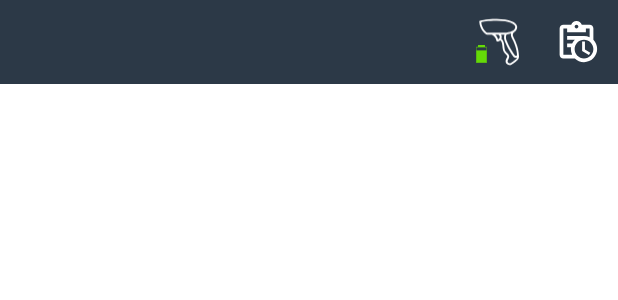
After one commit to jcharly11/rfid-raw-material, an Android app: the layout menu_raead_fragment.xml on its own in the app's theme, with its tools: preview values and no code run, on a phone screen of 412 x 824 dp. The commit adds this screen. Shown: the top 300 px of the screen. Run offline under Robolectric (Android 15) with nearby library versions, the light colour scheme and no system bars.

Commit message:
refactoring all application

```diff
--- a/app/src/main/AndroidManifest.xml
+++ b/app/src/main/AndroidManifest.xml
@@ -36,9 +36,6 @@
         android:supportsRtl="true"
         android:theme="@style/Theme.Rfid_raw_material"
         tools:targetApi="31">
-        <activity
-            android:name=".ReadActivity"
-            android:exported="false" />
 
         <meta-data
             android:name="io.sentry.dsn"
@@ -85,6 +82,12 @@
             android:exported="true"
             android:theme="@style/Theme.Rfid_raw_material.NoActionBar"
             ></activity>
+
+        <activity
+            android:name=".ReadActivity"
+            android:exported="true"
+            android:theme="@style/Theme.Rfid_raw_material.NoActionBar"/>
+
     </application>
 
 </manifest>
--- a/app/src/main/java/com/checkpoint/rfid_raw_material/MainActivity.kt
+++ b/app/src/main/java/com/checkpoint/rfid_raw_material/MainActivity.kt
@@ -48,14 +48,21 @@ class MainActivity : ActivityBase(), PermissionRequest.Listener{
         if (Build.VERSION.SDK_INT >= Build.VERSION_CODES.S || "S".equals(Build.VERSION.CODENAME)) {
             requestPermissions12.addListener(this)
         }
-        else
+        else{
             requestPermissions11.addListener(this)
 
+        }
 
 
+            runPermissions()
+        }
+
+    fun runPermissions() {
+        if (Build.VERSION.SDK_INT >= Build.VERSION_CODES.S || "S".equals(Build.VERSION.CODENAME))
+            requestPermissions12.send()
+        else
+            requestPermissions11.send()
     }
-
-
 
 
 
--- a/app/src/main/java/com/checkpoint/rfid_raw_material/ui/inventory/PagerFragment.kt
+++ b/app/src/main/java/com/checkpoint/rfid_raw_material/ui/inventory/PagerFragment.kt
@@ -2,20 +2,19 @@ package com.checkpoint.rfid_raw_material.ui.inventory
 
  import android.os.Bundle
  import android.util.Log
- import androidx.fragment.app.Fragment
  import android.view.LayoutInflater
+ import android.view.MenuItem
  import android.view.View
  import android.view.ViewGroup
+ import android.widget.Toolbar
  import androidx.appcompat.app.AppCompatActivity
-import androidx.core.os.bundleOf
-import androidx.navigation.fragment.findNavController
-import com.checkpoint.rfid_raw_material.MainActivity
+ import androidx.fragment.app.Fragment
  import com.checkpoint.rfid_raw_material.R
  import com.checkpoint.rfid_raw_material.ReadActivity
  import com.checkpoint.rfid_raw_material.databinding.FragmentInventoryPagerBinding
-import com.google.android.material.tabs.TabLayoutMediator
  import com.checkpoint.rfid_raw_material.utils.PagerAdapter
  import com.checkpoint.rfid_raw_material.utils.dialogs.DialogConfiguringModeHandHeld
+ import com.google.android.material.tabs.TabLayoutMediator
 
 
 class PagerFragment : Fragment() {
@@ -35,7 +34,7 @@ class PagerFragment : Fragment() {
          _binding = FragmentInventoryPagerBinding.inflate(inflater, container, false)
 
         activityRed = requireActivity() as ReadActivity
-        (activity as AppCompatActivity).supportActionBar?.setDisplayHomeAsUpEnabled(false)
+
 
           var readNumber = arguments?.getInt("readNumber")
         if(readNumber==null)
@@ -49,6 +48,12 @@ class PagerFragment : Fragment() {
         )
 
 
+       // (activity as AppCompatActivity).supportActionBar?.setDisplayHomeAsUpEnabled(false)
+        val toolbar = binding.appRawMaterials.toolbar
+        toolbar.setOnMenuItemClickListener {
+            Log.e("xxxxxxxxxx","xxxxxxxxxxxxx")
+            true
+        }
 
         viewPager.adapter = PagerAdapter(this@PagerFragment, readNumber)
         TabLayoutMediator(tabLayout, viewPager) { tab, position ->
@@ -68,10 +73,4 @@ class PagerFragment : Fragment() {
     }
 
 
-    override fun onViewCreated(view: View, savedInstanceState: Bundle?) {
-        super.onViewCreated(view, savedInstanceState)
-       // activityRed!!.startRFIDReadInstance()
 }
-
-
-}
--- a/app/src/main/res/layout/activity_read.xml
+++ b/app/src/main/res/layout/activity_read.xml
@@ -10,4 +10,5 @@
         android:id="@+id/fragmentContainer"
         android:layout_width="match_parent"
         android:layout_height="match_parent" />
+
 </androidx.constraintlayout.widget.ConstraintLayout>
--- a/app/src/main/res/layout/fragment_inventory_pager.xml
+++ b/app/src/main/res/layout/fragment_inventory_pager.xml
@@ -3,8 +3,9 @@
     xmlns:tools="http://schemas.android.com/tools"
     android:layout_width="match_parent"
     android:layout_height="match_parent"
-    tools:context=".ui.inventory.InventoryPagerFragment"
+    tools:context=".ReadActivity"
     android:orientation="vertical">
+    <include  android:id="@+id/app_raw_materials" layout="@layout/toolbar_raw_materials" />
 
     <com.google.android.material.tabs.TabLayout
         android:id="@+id/tab_layout"
--- /dev/null
+++ b/app/src/main/res/layout/menu_raead_fragment.xml
@@ -0,0 +1,78 @@
+<androidx.coordinatorlayout.widget.CoordinatorLayout xmlns:android="http://schemas.android.com/apk/res/android"
+    xmlns:app="http://schemas.android.com/apk/res-auto"
+    xmlns:tools="http://schemas.android.com/tools"
+    android:layout_width="match_parent"
+    android:layout_height="wrap_content"
+    tools:context=".ActivityBase">
+
+    <com.google.android.material.appbar.AppBarLayout
+        android:layout_width="match_parent"
+        android:layout_height="wrap_content"
+        android:theme="@style/Theme.Rfid_raw_material.AppBarOverlay">
+
+        <androidx.appcompat.widget.Toolbar
+            android:id="@+id/toolbar"
+            android:layout_width="match_parent"
+            android:layout_height="?attr/actionBarSize"
+            android:background="?attr/colorPrimary"
+            app:popupTheme="@style/Theme.Rfid_raw_material.PopupOverlay">
+
+            <LinearLayout
+                android:layout_width="match_parent"
+                android:layout_height="match_parent"
+                android:layout_gravity="center_vertical"
+                android:gravity="right"
+                android:orientation="horizontal">
+
+                <LinearLayout
+                    android:id="@+id/lnrHandHelddButton"
+                    android:layout_width="50dp"
+                    android:layout_height="match_parent"
+                    android:paddingLeft="5dp" >
+
+                    <RelativeLayout
+
+                        android:layout_width="7dp"
+                        android:layout_height="match_parent"
+                        android:layout_marginTop="30dp"
+                        android:layout_marginRight="-5dp"
+                        android:layout_marginBottom="0dp"
+                        >
+
+                        <com.checkpoint.rfid_raw_material.utils.CustomBattery
+                            android:id="@+id/batteryView"
+                            android:layout_width="7dp"
+                            android:layout_height="match_parent"
+                            app:bv_percent="80"></com.checkpoint.rfid_raw_material.utils.CustomBattery>
+                    </RelativeLayout>
+
+                    <androidx.appcompat.widget.AppCompatImageView
+                        android:id="@+id/imgHandHeldGun"
+                        android:layout_width="wrap_content"
+                        android:layout_height="wrap_content"
+                        android:layout_gravity="center_vertical"
+                        android:layout_marginRight="16dp"
+                        android:src="@drawable/ic_hand_held_gun"></androidx.appcompat.widget.AppCompatImageView>
+                </LinearLayout>
+
+                <LinearLayout
+                    android:id="@+id/lyCreateLog"
+                    android:layout_width="50dp"
+                    android:layout_height="match_parent"
+                    android:paddingRight="5dp"
+                    android:gravity="center_horizontal" >
+
+                    <androidx.appcompat.widget.AppCompatImageView
+                        android:id="@+id/imgCreateLog"
+                        android:layout_width="30dp"
+                        android:layout_height="30dp"
+                        android:layout_gravity="center_vertical"
+                        android:src="@drawable/ic_log"
+                        android:tint="@color/white"></androidx.appcompat.widget.AppCompatImageView>
+                </LinearLayout>
+            </LinearLayout>
+        </androidx.appcompat.widget.Toolbar>
+
+    </com.google.android.material.appbar.AppBarLayout>
+
+</androidx.coordinatorlayout.widget.CoordinatorLayout>
```
Also changed, not shown: app/src/main/java/com/checkpoint/rfid_raw_material/ReadActivity.kt (+2 -10 lines). Lines whose indentation alone changed are shown as unchanged.
